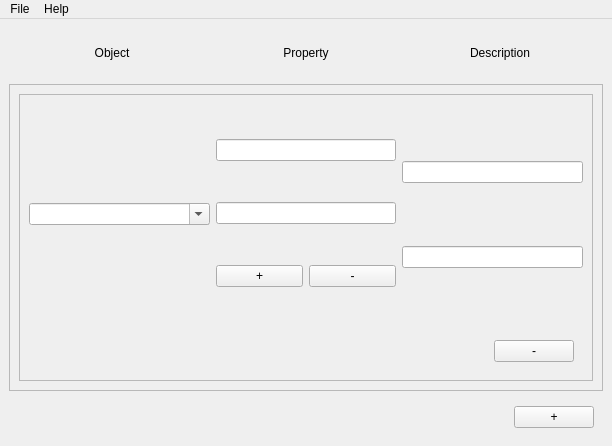
Old version of the form src/mainwindow.ui in the repository Tumyr-Fidailevich/object-manager.
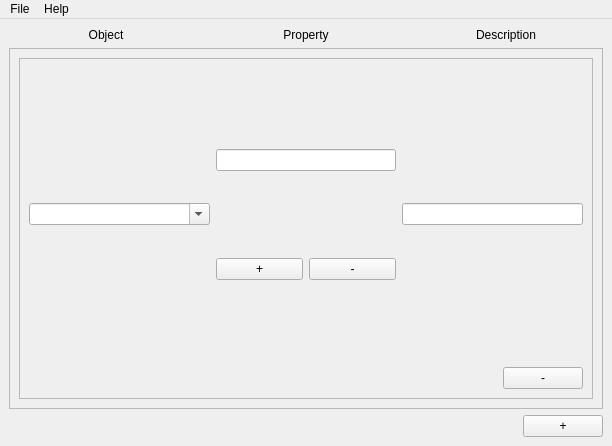
New version of the form. Icons and pictures are not drawn.

Commit message: add constructor for custom frame object

The edit to the form file:
```diff
--- a/src/mainwindow.ui
+++ b/src/mainwindow.ui
@@ -19,25 +19,9 @@
    </property>
    <layout class="QVBoxLayout" name="verticalLayout">
     <item>
-     <widget class="QWidget" name="widget_title" native="true">
-      <property name="sizePolicy">
-       <sizepolicy hsizetype="Expanding" vsizetype="Fixed">
-        <horstretch>0</horstretch>
-        <verstretch>0</verstretch>
-       </sizepolicy>
-      </property>
-      <property name="minimumSize">
-       <size>
-        <width>0</width>
-        <height>50</height>
-       </size>
-      </property>
-      <property name="layoutDirection">
-       <enum>Qt::LeftToRight</enum>
-      </property>
-      <layout class="QHBoxLayout" name="horizontalLayout_2">
+     <layout class="QHBoxLayout" name="horizontalLayout">
        <item>
-        <widget class="QLabel" name="label_object">
+       <widget class="QLabel" name="labelObject">
          <property name="sizePolicy">
           <sizepolicy hsizetype="Preferred" vsizetype="Minimum">
            <horstretch>0</horstretch>
@@ -53,7 +37,7 @@
         </widget>
        </item>
        <item>
-        <widget class="QLabel" name="label_property">
+       <widget class="QLabel" name="labelProperty">
          <property name="sizePolicy">
           <sizepolicy hsizetype="Preferred" vsizetype="Minimum">
            <horstretch>0</horstretch>
@@ -69,7 +53,7 @@
         </widget>
        </item>
        <item>
-        <widget class="QLabel" name="label_description">
+       <widget class="QLabel" name="labelDescription">
          <property name="sizePolicy">
           <sizepolicy hsizetype="Preferred" vsizetype="Minimum">
            <horstretch>0</horstretch>
@@ -85,7 +69,6 @@
         </widget>
        </item>
       </layout>
-     </widget>
     </item>
     <item>
      <widget class="QScrollArea" name="scrollArea">
@@ -98,7 +81,7 @@
          <x>0</x>
          <y>0</y>
          <width>592</width>
-         <height>301</height>
+         <height>349</height>
         </rect>
        </property>
        <layout class="QVBoxLayout" name="verticalLayout_2">
@@ -165,26 +148,16 @@
                 </widget>
                </item>
                <item>
-                <widget class="QLineEdit" name="lineEdit_property_0_1">
-                 <property name="sizePolicy">
-                  <sizepolicy hsizetype="Expanding" vsizetype="Maximum">
-                   <horstretch>0</horstretch>
-                   <verstretch>0</verstretch>
-                  </sizepolicy>
-                 </property>
-                </widget>
-               </item>
+                <layout class="QHBoxLayout" name="buttonsHLayout">
                <item>
-                <layout class="QHBoxLayout" name="horizontalLayout_5">
-                 <item>
-                  <widget class="QPushButton" name="pushButton">
+                  <widget class="QPushButton" name="buttonAdd">
                    <property name="text">
                     <string>+</string>
                    </property>
                   </widget>
                  </item>
                  <item>
-                  <widget class="QPushButton" name="pushButton_2">
+                  <widget class="QPushButton" name="buttonRemove">
                    <property name="text">
                     <string>-</string>
                    </property>
@@ -200,7 +173,7 @@
                 <widget class="QLineEdit" name="lineEdit_description_0_0"/>
                </item>
                <item>
-                <widget class="QLineEdit" name="lineEdit_description_0_1"/>
+                <layout class="QHBoxLayout" name="descriptionHLayout"/>
                </item>
                <item>
                 <layout class="QHBoxLayout" name="horizontalLayout_6"/>
@@ -210,19 +183,9 @@
             </layout>
            </item>
            <item>
-            <widget class="QWidget" name="widget_bottom_frame_0" native="true">
-             <property name="sizePolicy">
-              <sizepolicy hsizetype="Preferred" vsizetype="Fixed">
-               <horstretch>0</horstretch>
-               <verstretch>0</verstretch>
-              </sizepolicy>
-             </property>
-             <layout class="QHBoxLayout" name="horizontalLayout_4">
-              <property name="sizeConstraint">
-               <enum>QLayout::SetDefaultConstraint</enum>
-              </property>
+            <layout class="QHBoxLayout" name="deleteButtonHLayout">
               <item>
-               <spacer name="horizontalSpacer_0">
+              <spacer name="buttonDeleteHSpacer">
                 <property name="orientation">
                  <enum>Qt::Horizontal</enum>
                 </property>
@@ -235,14 +198,13 @@
                </spacer>
               </item>
               <item>
-               <widget class="QPushButton" name="button_remove_0">
+              <widget class="QPushButton" name="buttonDeleteFrame">
                 <property name="text">
                  <string>-</string>
                 </property>
                </widget>
               </item>
              </layout>
-            </widget>
            </item>
           </layout>
          </widget>
@@ -252,22 +214,12 @@
      </widget>
     </item>
     <item>
-     <widget class="QWidget" name="widget_bottom" native="true">
-      <property name="sizePolicy">
-       <sizepolicy hsizetype="Preferred" vsizetype="Minimum">
-        <horstretch>0</horstretch>
-        <verstretch>0</verstretch>
-       </sizepolicy>
-      </property>
-      <layout class="QHBoxLayout" name="horizontalLayout">
+     <layout class="QHBoxLayout" name="addFrameHLayout">
        <item>
-        <spacer name="horizontalSpacer_bottom">
+       <spacer name="addFrameHSpacer">
          <property name="orientation">
           <enum>Qt::Horizontal</enum>
          </property>
-         <property name="sizeType">
-          <enum>QSizePolicy::Expanding</enum>
-         </property>
          <property name="sizeHint" stdset="0">
           <size>
            <width>40</width>
@@ -277,14 +229,13 @@
         </spacer>
        </item>
        <item>
-        <widget class="QPushButton" name="button_add">
+       <widget class="QPushButton" name="buttonAddFrame">
          <property name="text">
           <string>+</string>
          </property>
         </widget>
        </item>
       </layout>
-     </widget>
     </item>
    </layout>
   </widget>
```
Left out of the diff: 23 changed lines with no effect on the pictures. Lines whose indentation alone changed are shown as unchanged. The commit also changes 2 other files.
